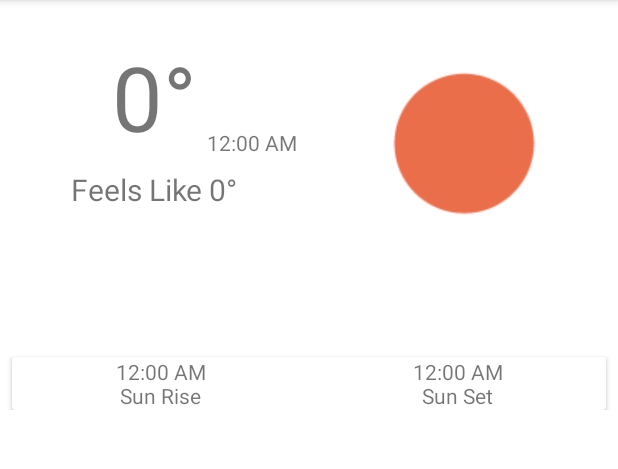
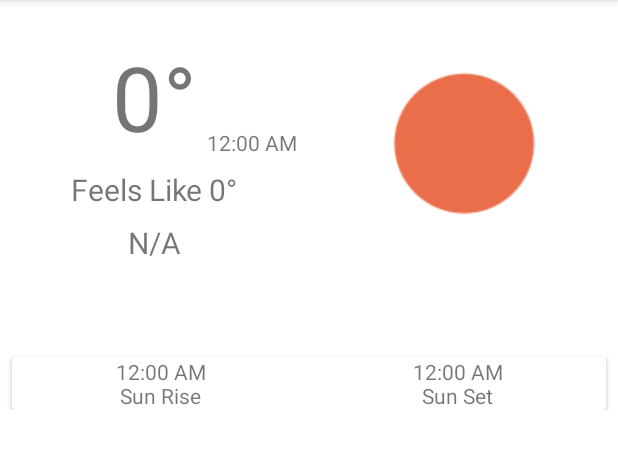
Before and after one commit to exRomeo/Skywise-Weather-Forecast, an Android app: the screen it shows after launch (MainActivity), on a phone screen of 412 x 824 dp, the part 84-553 px from its top. Run offline under Robolectric (Android 15) with nearby library versions, the phone set to English and light mode, and no system bars; our stand-ins replace data binding; network calls fail; 7 statements that could not run were skipped.

Commit message:
home xml file now fully depends on the viewModel

```diff
--- a/app/src/main/java/com/example/skywise/Constants.kt
+++ b/app/src/main/java/com/example/skywise/Constants.kt
@@ -26,6 +26,5 @@ const val LARGE = "@4x.png"
 
 @BindingAdapter("icon","size")
 fun loadImage(view: ImageView, icon: String,size:String) {
-    print("$IMG_URL$icon$size.png")
     Glide.with(view).load("$IMG_URL$icon$size.png").into(view)
 }
--- a/app/src/main/java/com/example/skywise/data/ResponseModel.kt
+++ b/app/src/main/java/com/example/skywise/data/ResponseModel.kt
@@ -4,6 +4,7 @@ import java.time.Instant
 import java.time.ZoneId
 import java.time.format.DateTimeFormatter
 import java.util.*
+import kotlin.math.roundToInt
 
 data class WeatherData(
     val lat: Double = 0.0,
@@ -16,7 +17,9 @@ data class WeatherData(
     val daily: ArrayList<Daily>? = null,
     val alerts: ArrayList<Alert>? = null
 ) {
-
+    fun getCurrentLocation():String{
+        return timezone ?: "N/A"
+    }
 }
 
 
@@ -37,8 +40,41 @@ data class Current(
     val wind_gust: Double = 0.0,
     val weather: ArrayList<Weather> = arrayListOf(Weather())
 ) {
-    fun getTimeText(sunTime: Long): String {
-        val dtf = DateTimeFormatter.ofPattern("h:mm a").withLocale(Locale(Locale.getDefault().language))
+
+    fun getUviText():String{
+        return uvi.toString()
+    }
+
+    fun getHumidityText():String{
+        return humidity.toString()
+    }
+
+    fun getWindSpeedText():String{
+        return wind_speed.toString()
+    }
+    fun getFeelsLikeText(): String {
+        return feels_like.roundToInt().toString() + '°'
+    }
+
+    fun getTempText(): String {
+        return temp.roundToInt().toString() + '°'
+    }
+
+    fun getSunriseText(): String {
+        return getTimeText(sunrise)
+    }
+
+    fun getSunsetText(): String {
+        return getTimeText(sunset)
+    }
+
+    fun getCurrentTimeText(): String {
+        return getTimeText(dt)
+    }
+
+    private fun getTimeText(sunTime: Long): String {
+        val dtf =
+            DateTimeFormatter.ofPattern("h:mm a").withLocale(Locale(Locale.getDefault().language))
         return Instant.ofEpochSecond(sunTime).atZone(ZoneId.systemDefault()).format(dtf)
     }
 }
@@ -102,7 +138,8 @@ data class Daily(
     val uvi: Double = 0.0
 ) {
     fun getDayText(): String {
-        val dtf = DateTimeFormatter.ofPattern("EEE dd/MM").withLocale(Locale(Locale.getDefault().language))
+        val dtf = DateTimeFormatter.ofPattern("EEE dd/MM")
+            .withLocale(Locale(Locale.getDefault().language))
         return Instant.ofEpochSecond(this.dt).atZone(ZoneId.systemDefault()).format(dtf)
     }
 
--- a/app/src/main/java/com/example/skywise/utils/LocationUtils.kt
+++ b/app/src/main/java/com/example/skywise/utils/LocationUtils.kt
@@ -43,8 +43,8 @@ object LocationUtils {
                 ActivityCompat.requestPermissions(
                     activity,
                     arrayOf(
-                        android.Manifest.permission.ACCESS_FINE_LOCATION,
-                        android.Manifest.permission.ACCESS_COARSE_LOCATION
+                        android.Manifest.permission.ACCESS_FINE_LOCATION/*,
+                        android.Manifest.permission.ACCESS_COARSE_LOCATION*/
                     ),
                     101
                 )
--- a/app/src/main/java/com/example/skywise/weatherscreen/WeatherFragment.kt
+++ b/app/src/main/java/com/example/skywise/weatherscreen/WeatherFragment.kt
@@ -18,8 +18,13 @@ import kotlinx.coroutines.flow.collectLatest
 
 class WeatherFragment : Fragment() {
     private lateinit var binding: FragmentWeatherBinding
-    private val repository by lazy { Repository(RetrofitClient,this.requireActivity().getPreferences(
-        Context.MODE_PRIVATE)) }
+    private val repository by lazy {
+        Repository(
+            RetrofitClient, this.requireActivity().getPreferences(
+                Context.MODE_PRIVATE
+            )
+        )
+    }
     private val viewModel by lazy {
         ViewModelProvider(
             this.requireActivity(),
@@ -40,15 +45,12 @@ class WeatherFragment : Fragment() {
     override fun onViewCreated(view: View, savedInstanceState: Bundle?) {
         super.onViewCreated(view, savedInstanceState)
         viewModel.updateData()
-        val hourlyAdapter = HourlyAdapter()
-        binding.hourlyAdapter = hourlyAdapter
-        val dailyAdapter = DailyAdapter()
-        binding.dailyAdapter = dailyAdapter
+        binding.hourlyAdapter = HourlyAdapter()
+        binding.dailyAdapter = DailyAdapter()
         lifecycleScope.launchWhenStarted {
             viewModel.weatherData.collectLatest {
-                binding.weatherData = it
-                hourlyAdapter.submitList(it.hourly)
-                dailyAdapter.submitList(it.daily)
+                binding.hourlyAdapter!!.submitList(it.hourly)
+                binding.dailyAdapter!!.submitList(it.daily)
             }
         }
 
--- a/app/src/main/java/com/example/skywise/weatherscreen/WeatherViewModel.kt
+++ b/app/src/main/java/com/example/skywise/weatherscreen/WeatherViewModel.kt
@@ -6,10 +6,7 @@ import androidx.lifecycle.viewModelScope
 import com.example.skywise.data.Repository
 import com.example.skywise.data.WeatherData
 import kotlinx.coroutines.Dispatchers
-import kotlinx.coroutines.flow.MutableSharedFlow
-import kotlinx.coroutines.flow.MutableStateFlow
-import kotlinx.coroutines.flow.asSharedFlow
-import kotlinx.coroutines.flow.asStateFlow
+import kotlinx.coroutines.flow.*
 import kotlinx.coroutines.launch
 
 class WeatherViewModel(private val repository: Repository) : ViewModel() {
@@ -24,9 +21,13 @@ class WeatherViewModel(private val repository: Repository) : ViewModel() {
         Log.i("TAG", "updateData: updating...")
         viewModelScope.launch(Dispatchers.IO) {
             val response = repository.readSavedLocation()/*getLatestData()*/
-            print(response.isSuccessful)
-            _weatherData.value = response.body() as WeatherData
-            Log.i("TAG", "updateData: updated")
+            Log.i("TAG", "updateData: -????????" + response.isSuccessful)
+            if (response.isSuccessful && response.body() != null) {
+                _weatherData.value = response.body() as WeatherData
+                Log.i("TAG", "updateData: updated")
+            } else{
+                _snackBarText.emit("Couldn't retrieve data")
+            }
         }
     }
 
--- a/app/src/main/res/layout/fragment_weather.xml
+++ b/app/src/main/res/layout/fragment_weather.xml
@@ -8,10 +8,6 @@
         <variable
             name="viewModel"
             type="com.example.skywise.weatherscreen.WeatherViewModel" />
-
-        <variable
-            name="weatherData"
-            type="com.example.skywise.data.WeatherData" />
 
         <variable
             name="hourlyAdapter"
@@ -57,12 +53,12 @@
                 android:layout_height="0dp"
                 android:contentDescription="@string/current_weather_image"
                 android:src="@drawable/sub_01d_4x"
-                app:icon="@{weatherData.current.weather[0].icon}"
-                app:size="@{`@4x`}"
+                app:icon="@{viewModel.weatherData.current.weather[0].icon}"
                 app:layout_constraintBottom_toBottomOf="parent"
                 app:layout_constraintEnd_toEndOf="parent"
                 app:layout_constraintStart_toStartOf="@+id/guideline5"
-                app:layout_constraintTop_toTopOf="parent" />
+                app:layout_constraintTop_toTopOf="parent"
+                app:size="@{`@4x`}" />
 
             <TextView
                 android:id="@+id/current_temp_text"
@@ -72,7 +68,7 @@
                 android:layout_marginTop="24dp"
                 android:layout_marginEnd="8dp"
                 android:gravity="center"
-                android:text="@{String.valueOf(Math.round(weatherData.current.temp))+'°'}"
+                android:text="@{viewModel.weatherData.current.getTempText()}"
                 android:textSize="60sp"
                 app:layout_constraintEnd_toStartOf="@+id/guideline5"
                 app:layout_constraintStart_toStartOf="parent"
@@ -87,7 +83,7 @@
                 android:layout_marginTop="8dp"
                 android:layout_marginEnd="8dp"
                 android:gravity="center"
-                android:text="@{viewModel.weatherData.timezone}"
+                android:text="@{viewModel.weatherData.getCurrentLocation()}"
                 android:textSize="20sp"
                 app:layout_constraintEnd_toStartOf="@+id/guideline5"
                 app:layout_constraintStart_toStartOf="parent"
@@ -102,7 +98,7 @@
                 android:layout_marginTop="8dp"
                 android:layout_marginEnd="8dp"
                 android:gravity="center"
-                android:text="@{@string/feels_like_temps +' '+ String.valueOf(Math.round(weatherData.current.feels_like)) + '°'}"
+                android:text="@{@string/feels_like_temps + ' ' + viewModel.weatherData.current.getFeelsLikeText()}"
                 android:textSize="20sp"
                 app:layout_constraintEnd_toStartOf="@+id/guideline5"
                 app:layout_constraintStart_toStartOf="parent"
@@ -129,9 +125,10 @@
                 android:layout_width="wrap_content"
                 android:layout_height="wrap_content"
                 android:onClick="@{()->viewModel.update()}"
-                android:text="@{weatherData.current.getTimeText(weatherData.current.dt)}"
+                android:text="@{viewModel.weatherData.current.getCurrentTimeText()}"
                 app:layout_constraintBottom_toBottomOf="@+id/current_temp_text"
-                app:layout_constraintEnd_toEndOf="@+id/current_temp_text" />
+                app:layout_constraintEnd_toEndOf="@+id/current_temp_text"
+                tools:text="@string/sun_rise_sample" />
 
             <TextView
                 android:id="@+id/current_uvindex_label"
@@ -170,7 +167,7 @@
                 android:id="@+id/current_uvindex_text_view"
                 android:layout_width="wrap_content"
                 android:layout_height="wrap_content"
-                android:text="@{String.valueOf(weatherData.current.uvi)}"
+                android:text="@{viewModel.weatherData.current.getUviText()}"
                 app:layout_constraintBottom_toBottomOf="@+id/current_uvindex_label"
                 app:layout_constraintEnd_toStartOf="@+id/guideline5"
                 app:layout_constraintStart_toStartOf="@+id/guideline11"
@@ -181,7 +178,7 @@
                 android:id="@+id/current_humidity_text_view"
                 android:layout_width="wrap_content"
                 android:layout_height="19dp"
-                android:text="@{String.valueOf(weatherData.current.humidity)}"
+                android:text="@{viewModel.weatherData.current.getHumidityText()}"
                 app:layout_constraintBottom_toBottomOf="@+id/current_humidity_label"
                 app:layout_constraintEnd_toStartOf="@+id/guideline5"
                 app:layout_constraintStart_toStartOf="@+id/guideline11"
@@ -192,7 +189,7 @@
                 android:id="@+id/current_wind_text_view"
                 android:layout_width="wrap_content"
                 android:layout_height="wrap_content"
-                android:text="@{String.valueOf(weatherData.current.wind_speed)}"
+                android:text="@{viewModel.weatherData.current.getWindSpeedText()}"
                 app:layout_constraintBottom_toBottomOf="@+id/current_wind_label"
                 app:layout_constraintEnd_toStartOf="@+id/guideline5"
                 app:layout_constraintStart_toStartOf="@+id/guideline11"
@@ -287,14 +284,14 @@
                             android:layout_height="wrap_content"
                             android:contentDescription="@string/sun_rise_image"
                             app:icon="@{`01d`}"
-                            app:size="@{`@4x`}"
-                            tools:src="@drawable/sub_01d_4x"
                             app:layout_constraintBottom_toBottomOf="parent"
                             app:layout_constraintEnd_toStartOf="@+id/guideline4"
                             app:layout_constraintHorizontal_bias="0.0"
                             app:layout_constraintStart_toStartOf="parent"
                             app:layout_constraintTop_toTopOf="parent"
-                            app:layout_constraintVertical_bias="0.0" />
+                            app:layout_constraintVertical_bias="0.0"
+                            app:size="@{`@4x`}"
+                            tools:src="@drawable/sub_01d_4x" />
 
                         <TextView
                             android:id="@+id/sunrise_tv"
@@ -311,10 +308,11 @@
                             android:layout_width="wrap_content"
                             android:layout_height="wrap_content"
                             android:layout_marginBottom="16dp"
-                            android:text="@{weatherData.current.getTimeText(weatherData.current.sunrise)}"
+                            android:text="@{viewModel.weatherData.current.getSunriseText()}"
                             app:layout_constraintBottom_toBottomOf="parent"
                             app:layout_constraintEnd_toStartOf="@+id/guideline4"
-                            app:layout_constraintStart_toStartOf="parent" />
+                            app:layout_constraintStart_toStartOf="parent"
+                            tools:text="@string/sun_rise_sample" />
 
                         <ImageView
                             android:id="@+id/sunset_image"
@@ -322,12 +320,12 @@
                             android:layout_height="wrap_content"
                             android:contentDescription="@string/sun_set_image"
                             app:icon="@{`01n`}"
-                            app:size="@{`@4x`}"
-                            tools:src="@drawable/sub_01d_4x"
                             app:layout_constraintBottom_toBottomOf="parent"
                             app:layout_constraintEnd_toEndOf="parent"
                             app:layout_constraintStart_toStartOf="@+id/guideline4"
-                            app:layout_constraintTop_toTopOf="parent" />
+                            app:layout_constraintTop_toTopOf="parent"
+                            app:size="@{`@4x`}"
+                            tools:src="@drawable/sub_01d_4x" />
 
                         <androidx.constraintlayout.widget.Guideline
                             android:id="@+id/guideline4"
@@ -351,10 +349,11 @@
                             android:layout_width="wrap_content"
                             android:layout_height="wrap_content"
                             android:layout_marginBottom="16dp"
-                            android:text="@{weatherData.current.getTimeText(weatherData.current.sunset)}"
+                            android:text="@{viewModel.weatherData.current.getSunsetText()}"
                             app:layout_constraintBottom_toBottomOf="parent"
                             app:layout_constraintEnd_toEndOf="parent"
-                            app:layout_constraintStart_toStartOf="@+id/guideline4" />
+                            app:layout_constraintStart_toStartOf="@+id/guideline4"
+                            tools:text="@string/sun_set_sample" />
                     </androidx.constraintlayout.widget.ConstraintLayout>
                 </androidx.cardview.widget.CardView>
             </androidx.constraintlayout.widget.ConstraintLayout>
--- a/app/src/main/res/layout/hourly_item_layout.xml
+++ b/app/src/main/res/layout/hourly_item_layout.xml
@@ -24,11 +24,10 @@
                 android:id="@+id/hour_text_view"
                 android:layout_width="wrap_content"
                 android:layout_height="wrap_content"
-                android:layout_marginTop="8dp"
                 android:text="@{hourly.getTimeText()}"
                 app:layout_constraintEnd_toEndOf="parent"
                 app:layout_constraintStart_toStartOf="parent"
-                app:layout_constraintTop_toTopOf="parent"
+                app:layout_constraintTop_toTopOf="@+id/hourly_weather_image"
                 tools:text="@string/sunset_time_sample" />
 
             <TextView
@@ -36,24 +35,22 @@
                 android:layout_width="wrap_content"
                 android:layout_height="wrap_content"
                 android:text="@{String.valueOf(hourly.temp)+'°'}"
-                app:layout_constraintBottom_toTopOf="@+id/precipitation_card"
+                app:layout_constraintBottom_toBottomOf="@+id/hourly_weather_image"
                 app:layout_constraintEnd_toEndOf="parent"
                 app:layout_constraintStart_toStartOf="parent"
-                app:layout_constraintTop_toBottomOf="@+id/hourly_weather_image"
                 tools:text="@string/current_temps_sample" />
 
             <ImageView
                 android:id="@+id/hourly_weather_image"
-                android:layout_width="90dp"
+                android:layout_width="75dp"
                 android:layout_height="90dp"
                 android:contentDescription="@string/weather_icon"
                 app:icon="@{hourly.weather[0].icon}"
-                app:size="@{`@2x`}"
-                app:layout_constraintBottom_toTopOf="@+id/temp_text_view"
+                app:layout_constraintBottom_toTopOf="@+id/precipitation_card"
                 app:layout_constraintEnd_toEndOf="parent"
                 app:layout_constraintStart_toStartOf="parent"
-                app:layout_constraintTop_toBottomOf="@+id/hour_text_view"
-                app:layout_constraintVertical_bias="0.416"
+                app:layout_constraintTop_toTopOf="parent"
+                app:size="@{`@2x`}"
                 app:srcCompat="@drawable/sub_01d_4x" />
 
             <androidx.cardview.widget.CardView
@@ -76,6 +73,7 @@
                         android:text="@{String.valueOf(Math.round(hourly.pop*100))+'%'}"
                         app:layout_constraintBottom_toBottomOf="parent"
                         app:layout_constraintEnd_toEndOf="parent"
+                        app:layout_constraintHorizontal_bias="0.6"
                         app:layout_constraintStart_toStartOf="parent"
                         app:layout_constraintTop_toTopOf="parent"
                         tools:text="@string/precipitation_sample" />
--- a/app/src/main/res/values/strings.xml
+++ b/app/src/main/res/values/strings.xml
@@ -23,4 +23,5 @@
     <string name="uv_index">UV index</string>
     <string name="humidity">Humidity</string>
     <string name="wind">Wind</string>
+    <string name="sun_set_sample">6:16 PM</string>
 </resources>
```
